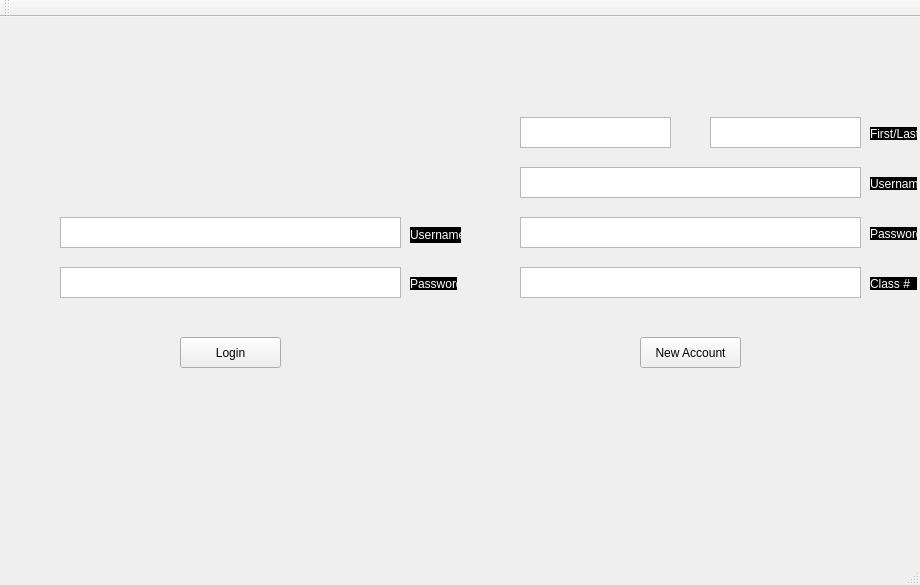
Qt form MainMenu/mainwindow.ui (tmpope/typersblock) before a commit.
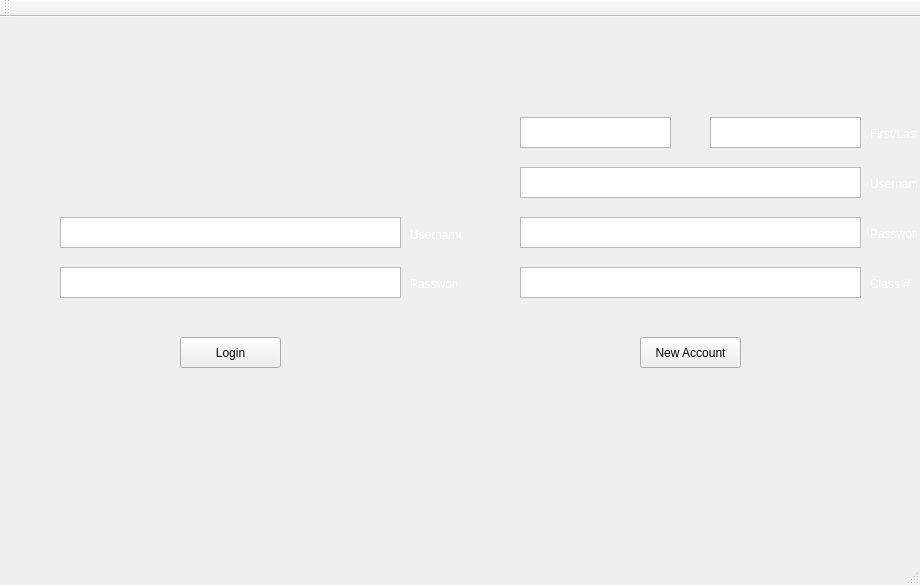
The same form after that commit. Icons and pictures are not drawn.

```diff
--- a/MainMenu/mainwindow.ui
+++ b/MainMenu/mainwindow.ui
@@ -174,8 +174,8 @@
      </rect>
     </property>
     <property name="styleSheet">
-     <string notr="true">background-color: black;
-color: white;</string>
+     <string notr="true">color: white;
+background-image: url(:/new/images/alpha.png);</string>
     </property>
     <property name="text">
      <string>First/Last</string>
@@ -191,8 +191,8 @@
      </rect>
     </property>
     <property name="styleSheet">
-     <string notr="true">background-color: black;
-color: white;</string>
+     <string notr="true">color: white;
+background-image: url(:/new/images/alpha.png);</string>
     </property>
     <property name="text">
      <string>Class #</string>
@@ -208,8 +208,8 @@
      </rect>
     </property>
     <property name="styleSheet">
-     <string notr="true">background-color: black;
-color: white;</string>
+     <string notr="true">color: white;
+background-image: url(:/new/images/alpha.png);</string>
     </property>
     <property name="text">
      <string>Password</string>
@@ -225,8 +225,8 @@
      </rect>
     </property>
     <property name="styleSheet">
-     <string notr="true">background-color: black;
-color: white;</string>
+     <string notr="true">color: white;
+background-image: url(:/new/images/alpha.png);</string>
     </property>
     <property name="text">
      <string>Username</string>
@@ -242,8 +242,8 @@
      </rect>
     </property>
     <property name="styleSheet">
-     <string notr="true">background-color: black;
-color: white;</string>
+     <string notr="true">color: white;
+background-image: url(:/new/images/alpha.png);</string>
     </property>
     <property name="text">
      <string>Password</string>
@@ -259,8 +259,8 @@
      </rect>
     </property>
     <property name="styleSheet">
-     <string notr="true">background-color: black;
-color: white;</string>
+     <string notr="true">color: white;
+background-image: url(:/new/images/alpha.png);</string>
     </property>
     <property name="text">
      <string>Username</string>
```
